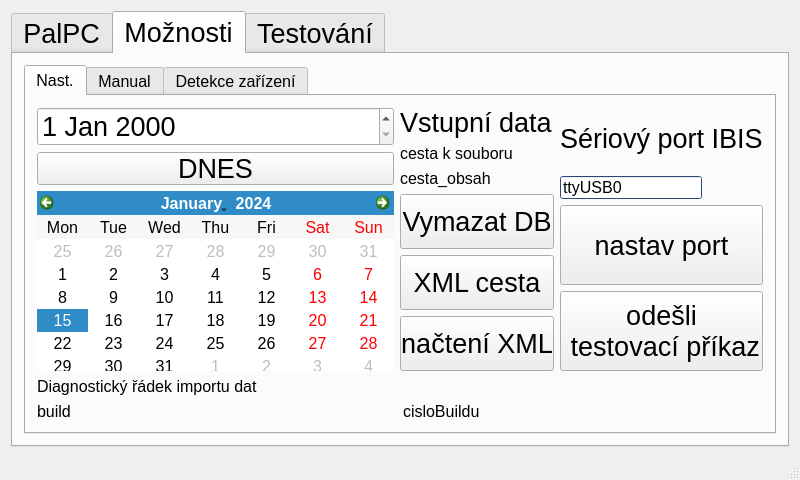
Before: the Qt Designer form mainwindow.ui in frutabruta/VDV301tester, drawn with Qt 5.
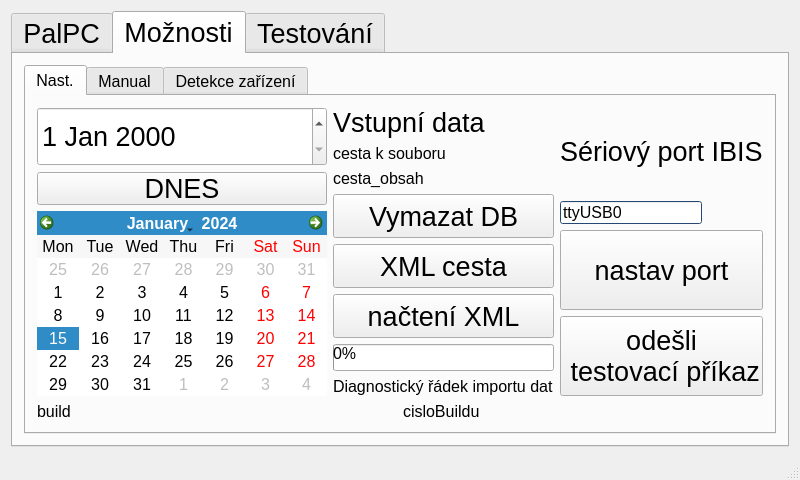
After: the same form once the commit is applied. The open tabs and pages were chosen to show the change.

Commit message: přesun sqlitezaklad do XmlRopidImportStream

What changed in the file:
```diff
--- a/mainwindow.ui
+++ b/mainwindow.ui
@@ -2664,6 +2664,9 @@
                   </item>
                   <item>
                    <widget class="QPushButton" name="pushButton_nast_nactiXMLropid">
+                    <property name="enabled">
+                     <bool>true</bool>
+                    </property>
                     <property name="sizePolicy">
                      <sizepolicy hsizetype="Minimum" vsizetype="Expanding">
                       <horstretch>0</horstretch>
@@ -2686,6 +2689,26 @@
                     </property>
                    </widget>
                   </item>
+                  <item>
+                   <widget class="QProgressBar" name="progressBar_importXml">
+                    <property name="sizePolicy">
+                     <sizepolicy hsizetype="Minimum" vsizetype="Fixed">
+                      <horstretch>0</horstretch>
+                      <verstretch>0</verstretch>
+                     </sizepolicy>
+                    </property>
+                    <property name="value">
+                     <number>0</number>
+                    </property>
+                   </widget>
+                  </item>
+                  <item>
+                   <widget class="QLabel" name="label_diagnostika_sql">
+                    <property name="text">
+                     <string>Diagnostický řádek importu dat</string>
+                    </property>
+                   </widget>
+                  </item>
                  </layout>
                 </item>
                 <item>
@@ -2865,13 +2888,6 @@
                 </item>
                </layout>
               </item>
-              <item>
-               <widget class="QLabel" name="label_diagnostika_sql">
-                <property name="text">
-                 <string>Diagnostický řádek importu dat</string>
-                </property>
-               </widget>
-              </item>
               <item>
                <layout class="QHBoxLayout" name="horizontalLayout_2">
                 <item>
```
Left out of the diff: 4 changed lines with no effect on the pictures. The commit also changes 8 other files.
